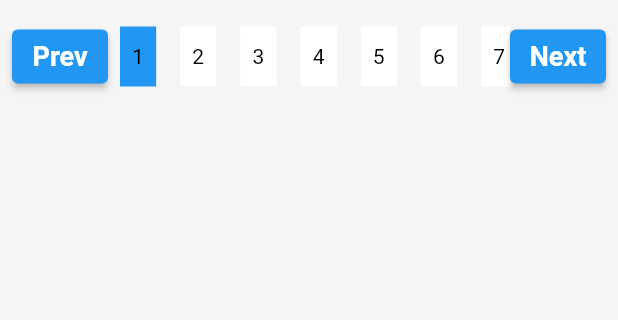
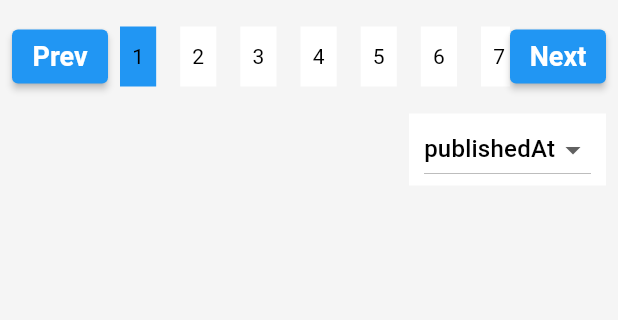
Before and after one commit to Don-sunny/NEWS-APP-USING-PUBLIC-API, a Flutter app: the screen it shows after launch, on a phone screen of 412 x 824 dp, the part 143-463 px from its top. Run offline on Flutter 3.47's test engine with Material 3 defaults, Android fonts, the phone set to English and light mode, and no system bars; our stand-ins replace flutter_iconly, google_fonts, shared_preferences.

Commit message:
dropdown menu completed

```diff
--- a/lib/consts/vars.dart
+++ b/lib/consts/vars.dart
@@ -2,3 +2,9 @@ enum NewsType {
   topTrending,
   allNews,
 }
+
+enum SortByEnum {
+  relevency,
+  popularity,
+  publishedAt,
+}
--- a/lib/screens/home_screen.dart
+++ b/lib/screens/home_screen.dart
@@ -18,6 +18,7 @@ class HomeScreen extends StatefulWidget {
 class _HomeScreenState extends State<HomeScreen> {
   var newType = NewsType.allNews;
   int currentPageIndex = 0;
+  String sortBy = SortByEnum.publishedAt.name;
   @override
   Widget build(BuildContext context) {
     final color = Utils(context: context).getColor;
@@ -139,6 +140,26 @@ class _HomeScreenState extends State<HomeScreen> {
                               text: 'Next'),
                         ],
                       ),
+                    ),
+              const VerticalSapcing(
+                height: 10,
+              ),
+              newType == NewsType.topTrending
+                  ? Container()
+                  : Align(
+                      alignment: Alignment.topRight,
+                      child: Material(
+                        color: Theme.of(context).cardColor,
+                        child: Padding(
+                          padding: const EdgeInsets.symmetric(
+                            horizontal: 10,
+                          ),
+                          child: DropdownButton(
+                              value: sortBy,
+                              items: dropDownItems,
+                              onChanged: (String? value) {}),
+                        ),
+                      ),
                     )
             ],
           ),
@@ -146,6 +167,24 @@ class _HomeScreenState extends State<HomeScreen> {
         drawer: const DrawerWidget(),
       ),
     );
+  }
+
+  List<DropdownMenuItem<String>> get dropDownItems {
+    List<DropdownMenuItem<String>> menuItem = [
+      DropdownMenuItem(
+        value: SortByEnum.relevency.name,
+        child: Text(SortByEnum.relevency.name),
+      ),
+      DropdownMenuItem(
+        value: SortByEnum.popularity.name,
+        child: Text(SortByEnum.popularity.name),
+      ),
+      DropdownMenuItem(
+        value: SortByEnum.publishedAt.name,
+        child: Text(SortByEnum.publishedAt.name),
+      )
+    ];
+    return menuItem;
   }
 
   Widget paginationButtons({required Function function, required String text}) {
```
